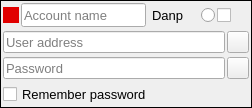
StrongEdward/swift, file Swift/QtUI/QtAccountDetailsWidget.ui: the form before one commit.
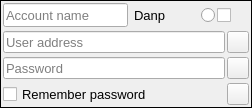
The form after the commit. Icons and pictures are not drawn.

Commit message: Some fixes: don't remember account that failed in first login and was created in combobox, colour picking, accounts list showed in login window

Diff of the .ui file:
```diff
--- a/Swift/QtUI/QtAccountDetailsWidget.ui
+++ b/Swift/QtUI/QtAccountDetailsWidget.ui
@@ -51,28 +51,6 @@
      <property name="leftMargin">
       <number>0</number>
      </property>
-     <item>
-      <widget class="QLabel" name="colourLabel_">
-       <property name="minimumSize">
-        <size>
-         <width>16</width>
-         <height>16</height>
-        </size>
-       </property>
-       <property name="maximumSize">
-        <size>
-         <width>16</width>
-         <height>16</height>
-        </size>
-       </property>
-       <property name="styleSheet">
-        <string notr="true">background-color: rgb(225, 0, 0);</string>
-       </property>
-       <property name="text">
-        <string/>
-       </property>
-      </widget>
-     </item>
      <item>
       <widget class="QLineEdit" name="accountName_">
        <property name="sizePolicy">
@@ -483,6 +461,25 @@
           </property>
          </widget>
         </item>
+        <item>
+         <widget class="QPushButton" name="deleteButton_">
+          <property name="sizePolicy">
+           <sizepolicy hsizetype="Minimum" vsizetype="Fixed">
+            <horstretch>0</horstretch>
+            <verstretch>0</verstretch>
+           </sizepolicy>
+          </property>
+          <property name="maximumSize">
+           <size>
+            <width>22</width>
+            <height>22</height>
+           </size>
+          </property>
+          <property name="text">
+           <string/>
+          </property>
+         </widget>
+        </item>
        </layout>
       </item>
      </layout>
```
The commit also changes 20 other files.
